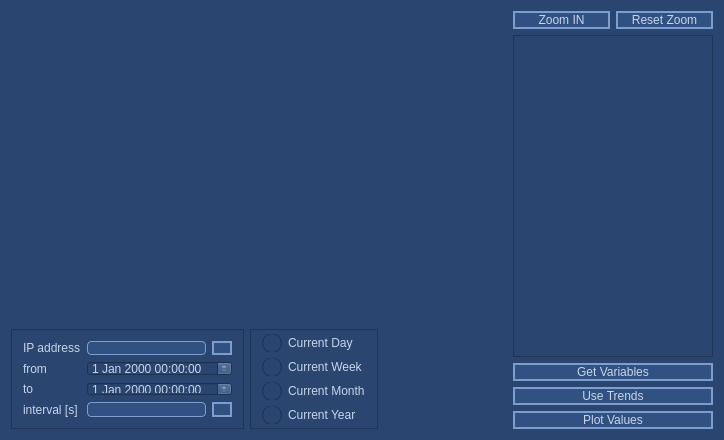
Before: the Qt Designer form AnyTPAC/SimplePlotter/mainwindow.ui in MECTsrl/mect_apps, drawn with Qt 5.
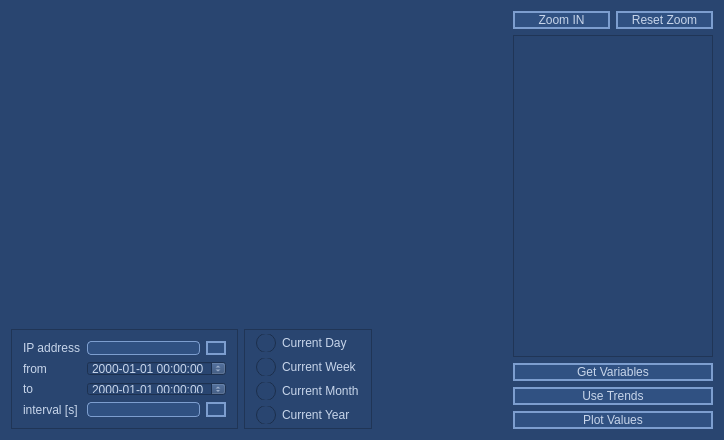
After: the same form once the commit is applied. Icons and pictures are not drawn. Custom widgets are drawn as their Qt base class.

Commit message: AnyTPAC/SimplePlotter: let it compile on Qt4 and Qt5 Desktop both on win32 and Ubuntu; fix compilation issues; fix datetime format

Patch:
```diff
--- a/AnyTPAC/SimplePlotter/mainwindow.ui
+++ b/AnyTPAC/SimplePlotter/mainwindow.ui
@@ -262,6 +262,9 @@
            </item>
            <item row="1" column="1">
             <widget class="QDateTimeEdit" name="fromDateTimeEdit">
+             <property name="displayFormat">
+              <string>yyyy-MM-dd HH:mm:ss</string>
+             </property>
              <property name="calendarPopup">
               <bool>false</bool>
              </property>
@@ -278,7 +281,11 @@
             </widget>
            </item>
            <item row="2" column="1">
-            <widget class="QDateTimeEdit" name="toDateTimeEdit"/>
+            <widget class="QDateTimeEdit" name="toDateTimeEdit">
+             <property name="displayFormat">
+              <string>yyyy-MM-dd HH:mm:ss</string>
+             </property>
+            </widget>
            </item>
            <item row="3" column="0">
             <widget class="QLabel" name="deltaLabel">
```
Left out of the diff: 1 changed line with no effect on the pictures. The commit also changes 5 other files.
